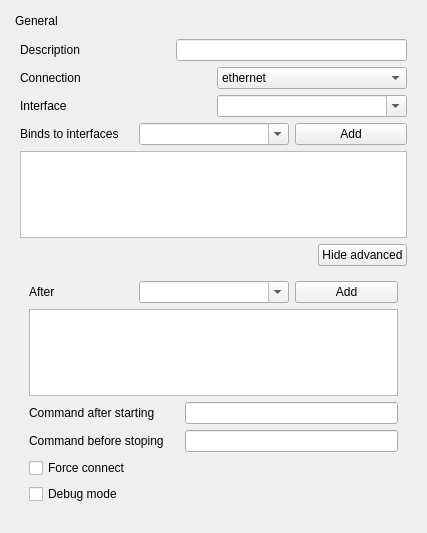
Old version of the form sources/gui/src/generalwidget.ui in the repository arcan1s/netctl-gui.
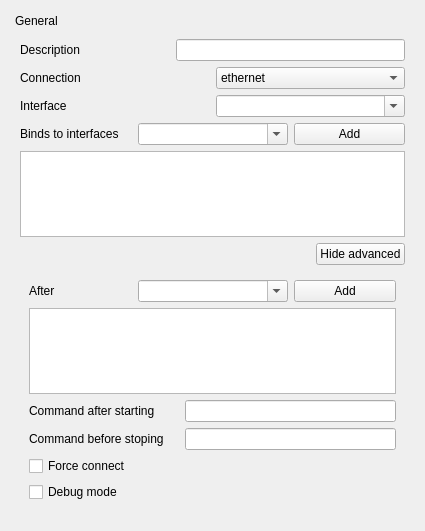
New version of the form.

Patch:
```diff
--- a/sources/gui/src/generalwidget.ui
+++ b/sources/gui/src/generalwidget.ui
@@ -6,8 +6,8 @@
    <rect>
     <x>0</x>
     <y>0</y>
-    <width>427</width>
-    <height>533</height>
+    <width>425</width>
+    <height>531</height>
    </rect>
   </property>
   <property name="windowTitle">
```
Left out of the diff: 2 changed lines with no effect on the pictures.
